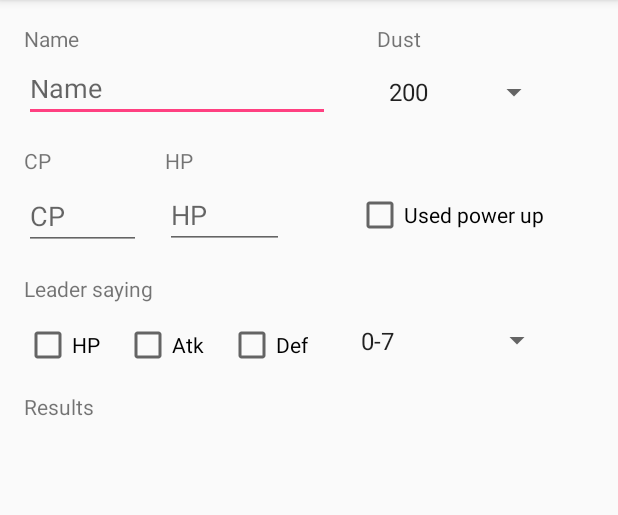
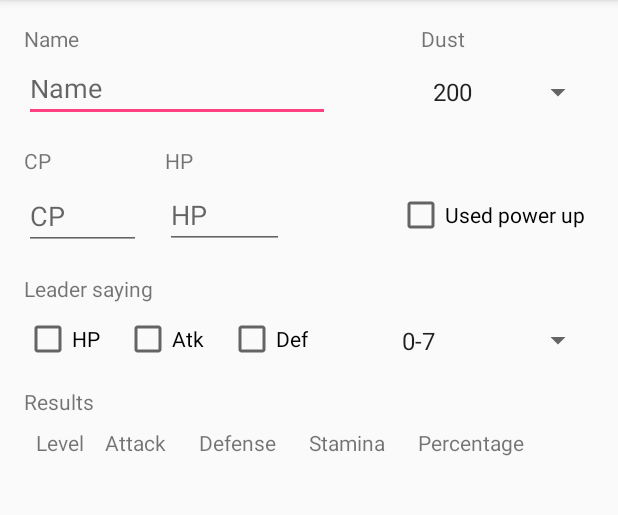
Before and after one commit to darthsuicune/PokemonGoIvCalc, an Android app: the screen it shows after launch (CalculatorActivity), on a phone screen of 412 x 824 dp, the part 84-599 px from its top. Run offline under Robolectric (Android 15) with nearby library versions, the phone set to English and light mode, and no system bars; our stand-ins replace Dagger/Hilt's generated code; network calls fail.

Commit message:
Fix acpm, test for powered up mon.

```diff
--- a/app/src/main/java/com/dlgdev/goivcalc/App.kt
+++ b/app/src/main/java/com/dlgdev/goivcalc/App.kt
@@ -9,6 +9,7 @@ import dagger.android.support.DaggerApplication
 class App : DaggerApplication(), HasActivityInjector {
     override fun applicationInjector(): AndroidInjector<out DaggerApplication> {
         return DaggerAppComponent.builder()
-                .monsModule(MonsModule(applicationContext)).build()
+                .monsModule(MonsModule(applicationContext))
+                .build()
     }
 }
--- a/app/src/main/java/com/dlgdev/goivcalc/dagger/CalculatorActivityModule.kt
+++ b/app/src/main/java/com/dlgdev/goivcalc/dagger/CalculatorActivityModule.kt
@@ -1,11 +1,22 @@
 package com.dlgdev.goivcalc.dagger
 
+import android.content.Context
+import android.support.v7.widget.LinearLayoutManager
+import android.support.v7.widget.RecyclerView
 import com.dlgdev.goivcalc.ui.CalculatorActivity
 import dagger.Module
+import dagger.Provides
 import dagger.android.ContributesAndroidInjector
 
 @Module
 abstract class CalculatorActivityModule {
-    @ContributesAndroidInjector
+    @ContributesAndroidInjector(modules = arrayOf(CalculatorActivitySubModule::class))
     abstract fun contributeInjector(): CalculatorActivity
 }
+
+@Module
+class CalculatorActivitySubModule {
+    @Provides fun provideResultsLayoutManager(context: Context): RecyclerView.LayoutManager {
+        return LinearLayoutManager(context, LinearLayoutManager.VERTICAL, false)
+    }
+}
--- a/app/src/main/java/com/dlgdev/goivcalc/models/CalcResults.kt
+++ b/app/src/main/java/com/dlgdev/goivcalc/models/CalcResults.kt
@@ -1,7 +1,8 @@
 package com.dlgdev.goivcalc.models
 
-class CalcResults(val level:Int, val stamina: Int, val attack: Int, val defense: Int) {
+class CalcResults(val level: Int, val stamina: Int, val attack: Int, val defense: Int,
+                  val usedPowerUp: Boolean) {
     override fun toString(): String {
-        return "level: $level, stamina: $stamina, attack: $attack, defense: $defense"
+        return "level: $level, stamina: $stamina, attack: $attack, defense: $defense, powered: $usedPowerUp"
     }
 }
--- a/app/src/main/java/com/dlgdev/goivcalc/models/Calculator.kt
+++ b/app/src/main/java/com/dlgdev/goivcalc/models/Calculator.kt
@@ -3,12 +3,12 @@ package com.dlgdev.goivcalc.models
 import javax.inject.Inject
 
 class Calculator @Inject constructor() {
-    var pokemon = Pokemon(0, 1, 1, 1)
+    var pokemon = Pokemon(0, 999, 999, 999)
     var usedPowerUp = false
     var hpIsMax = false
     var atkIsMax = false
     var defIsMax = false
-    var dust = 200
+    var dust = 0
     var cp = 10
     var hp = 10
     var maxValue = LeaderSayings.AVERAGE
@@ -28,13 +28,13 @@ class Calculator @Inject constructor() {
             minDef = maxValue.min
         }
 
-        for (level in 1..40) {
+        for (level in dustLevelRange()) {
             for (hp in minHp..maxValue.max) {
                 for (atk in minAtk..maxValue.max) {
                     (minDef..maxValue.max)
                             .filter { calcCp(level, hp, atk, it) == this.cp }
                             .filter { calcHp(level, hp) == this.hp }
-                            .mapTo(results) { CalcResults(level, hp, atk, it) }
+                            .mapTo(results) { CalcResults(level, hp, atk, it, usedPowerUp) }
 
                 }
             }
@@ -42,24 +42,50 @@ class Calculator @Inject constructor() {
         return results
     }
 
+    private fun dustLevelRange(): IntProgression {
+        when (dust) {
+            200 -> return 1..2
+            400 -> return 3..4
+            600 -> return 5..6
+            800 -> return 7..8
+            1000 -> return 9..10
+            1300 -> return 11..12
+            1600 -> return 13..14
+            1900 -> return 15..16
+            2200 -> return 17..18
+            2500 -> return 19..20
+            3000 -> return 21..22
+            3500 -> return 23..24
+            4000 -> return 25..26
+            4500 -> return 27..28
+            5000 -> return 29..30
+            6000 -> return 31..32
+            7000 -> return 33..34
+            8000 -> return 35..36
+            9000 -> return 37..38
+            10000 -> return 39..40
+            else -> return 1..40
+        }
+    }
+
     /**
      * https://www.reddit.com/r/TheSilphRoad/comments/4t7r4d/exact_pokemon_cp_formula/
      * Poke Assistant:
-     * CP = (Base atk + Atk IV) * (Base def + def iv)^0.5 * (Base stam + StamIV)^0.5 * Lvl(CPScalar)^2 / 10
+     * CP = (Base atk + Atk IV) * (Base def + def iv)^0.5 * (Base stam + StamIV)^0.5 * Lvl(CPMultiplier)^2 / 10
      */
     fun calcCp(level: Int, hp: Int, atk: Int, def: Int): Int {
-        val stamina = (pokemon.stamina + hp) * cpScalar(level)
-        val attack = (pokemon.attack + atk) * cpScalar(level)
-        val defense = (pokemon.defense + def) * cpScalar(level)
+        val stamina = (pokemon.stamina + hp) * cpMultiplier(level)
+        val attack = (pokemon.attack + atk) * cpMultiplier(level)
+        val defense = (pokemon.defense + def) * cpMultiplier(level)
         val result = attack * Math.pow(defense, 0.5) * Math.pow(stamina, 0.5) / 10
         return Math.max(10, Math.floor(result).toInt())
     }
 
     /**
-     * HP = (Base Stam + Stam IV) * Lvl(CPScalar)
+     * HP = (Base Stam + Stam IV) * Lvl(CPMultiplier)
      */
     fun calcHp(level: Int, hp: Int): Int {
-        val result = (pokemon.stamina + hp) * cpScalar(level)
+        val result = (pokemon.stamina + hp) * cpMultiplier(level)
         return Math.max(10, Math.floor(result).toInt())
     }
 
@@ -68,26 +94,30 @@ class Calculator @Inject constructor() {
      * https://www.reddit.com/r/pokemongodev/comments/4t1zty/how_cpmultiplier_and_additionalcpmultiplier_work/
      * https://www.reddit.com/r/pokemongodev/comments/4t7xb4/exact_cp_formula_from_stats_and_cpm_and_an_update/
      */
-    private fun cpScalar(level: Int): Double {
+    private fun cpMultiplier(level: Int): Double {
         val cp_multiplier = arrayOf(0.094, 0.16639787, 0.21573247, 0.25572005, 0.29024988,
-        0.3210876 , 0.34921268, 0.37523559, 0.39956728, 0.42250001,
+                0.3210876, 0.34921268, 0.37523559, 0.39956728, 0.42250001,
                 0.44310755, 0.46279839, 0.48168495, 0.49985844, 0.51739395,
                 0.53435433, 0.55079269, 0.56675452, 0.58227891, 0.59740001,
                 0.61215729, 0.62656713, 0.64065295, 0.65443563, 0.667934,
                 0.68116492, 0.69414365, 0.70688421, 0.71939909, 0.7317,
                 0.73776948, 0.74378943, 0.74976104, 0.75568551, 0.76156384,
                 0.76739717, 0.7731865, 0.77893275, 0.78463697, 0.79030001)
-        if(usedPowerUp) {
+        if (usedPowerUp) {
             val scalar = cp_multiplier[level - 1]
-            when (level) {
-                in 1..10 -> return scalar + 0.009426125469
-                in 11..20 -> return scalar + 0.008919025675
-                in 21..30 -> return scalar + 0.008924905903
-                in 31..40 -> return scalar + 0.00445946079
+            return Math.sqrt(Math.pow(scalar, 2.0) + acpm(level))
+        }
+        return cp_multiplier[level - 1]
     }
 
+    private fun acpm(level: Int): Double {
+        when (level) {
+            in 1..9 -> return 0.009426125469
+            in 10..19 -> return 0.008919025675
+            in 20..29 -> return 0.008924905903
+            in 30..40 -> return 0.00445946079
+            else -> return 0.0
         }
-        return cp_multiplier[level - 1]
     }
 
     enum class LeaderSayings(val min: Int, val max: Int) {
--- a/app/src/main/java/com/dlgdev/goivcalc/ui/CalculatorActivity.kt
+++ b/app/src/main/java/com/dlgdev/goivcalc/ui/CalculatorActivity.kt
@@ -1,6 +1,7 @@
 package com.dlgdev.goivcalc.ui
 
 import android.os.Bundle
+import android.support.v7.widget.RecyclerView
 import android.text.Editable
 import android.text.TextWatcher
 import android.view.View
@@ -16,6 +17,7 @@ class CalculatorActivity : DaggerAppCompatActivity() {
     @Inject lateinit var calc: Calculator
     @Inject lateinit var nameAdapter: PokemonNameAdapter
     @Inject lateinit var resultsAdapter: CalcResultsAdapter
+    @Inject lateinit var recyclerLayoutManager: RecyclerView.LayoutManager
 
     override fun onCreate(savedInstanceState: Bundle?) {
         super.onCreate(savedInstanceState)
@@ -33,6 +35,13 @@ class CalculatorActivity : DaggerAppCompatActivity() {
         setupAtkCheckBox()
         setupDefCheckBox()
         setupLeaderSayingView()
+
+        setupResultsView()
+    }
+
+    private fun setupResultsView() {
+        results_view.adapter = resultsAdapter
+        results_view.layoutManager = recyclerLayoutManager
     }
 
     private fun setupNameView() {
--- a/app/src/main/res/layout/activity_calculator.xml
+++ b/app/src/main/res/layout/activity_calculator.xml
@@ -11,11 +11,11 @@
         android:id="@+id/dust_view"
         android:layout_width="115dp"
         android:layout_height="36dp"
-        android:layout_marginStart="31dp"
         android:entries="@array/dust"
-        app:layout_constraintStart_toEndOf="@+id/name_view"
         android:layout_marginTop="8dp"
-        app:layout_constraintTop_toBottomOf="@+id/dust_label"/>
+        app:layout_constraintTop_toBottomOf="@+id/dust_label"
+        app:layout_constraintEnd_toEndOf="parent"
+        android:layout_marginEnd="16dp"/>
 
     <android.support.v7.widget.AppCompatAutoCompleteTextView
         android:id="@+id/name_view"
@@ -32,7 +32,7 @@
         android:layout_height="wrap_content"
         android:checked="false"
         android:text="@string/hp_check_box"
-        android:layout_marginTop="12dp"
+        android:layout_marginTop="8dp"
         app:layout_constraintTop_toBottomOf="@+id/leader_saying"
         app:layout_constraintStart_toStartOf="@+id/leader_saying"
         />
@@ -45,7 +45,7 @@
         android:text="@string/att_check_box"
         app:layout_constraintStart_toEndOf="@+id/hp_check_box"
         app:layout_constraintTop_toTopOf="@+id/hp_check_box"
-        />
+        android:layout_marginTop="0dp"/>
 
     <CheckBox
         android:id="@+id/def_check_box"
@@ -63,10 +63,10 @@
         android:layout_height="26dp"
         android:entries="@array/iv_leader_sayings"
         android:spinnerMode="dropdown"
-        app:layout_constraintStart_toEndOf="@+id/def_check_box"
-        android:layout_marginStart="27dp"
         android:layout_marginTop="12dp"
-        app:layout_constraintTop_toBottomOf="@+id/leader_saying"/>
+        app:layout_constraintTop_toBottomOf="@+id/leader_saying"
+        app:layout_constraintEnd_toEndOf="@+id/power_up_check_box"
+        android:layout_marginEnd="0dp"/>
 
     <TextView
         android:id="@+id/results_label"
@@ -75,7 +75,7 @@
         android:text="@string/results_label"
         android:labelFor="@+id/results_view"
         app:layout_constraintStart_toStartOf="@+id/name_view"
-        android:layout_marginTop="15dp"
+        android:layout_marginTop="16dp"
         app:layout_constraintTop_toBottomOf="@+id/hp_check_box"
         />
 
@@ -83,10 +83,10 @@
         android:id="@+id/results_view"
         android:layout_width="347dp"
         android:layout_height="171dp"
-        android:layout_marginTop="16dp"
-        app:layout_constraintTop_toBottomOf="@+id/results_label"
+        app:layout_constraintTop_toBottomOf="@+id/estimated_level"
         app:layout_constraintStart_toStartOf="@+id/name_view"
-        />
+        android:layout_marginTop="8dp"
+        android:layout_marginStart="0dp"/>
 
     <EditText
         android:id="@+id/cp_view"
@@ -109,18 +109,17 @@
         android:hint="@string/hp_check_box"
         android:inputType="textPersonName"
         app:layout_constraintStart_toEndOf="@+id/cp_view"
-        app:layout_constraintTop_toTopOf="@+id/cp_view"
-        />
+        android:layout_marginTop="8dp"
+        app:layout_constraintTop_toBottomOf="@+id/hp_label"/>
 
     <CheckBox
         android:id="@+id/power_up_check_box"
         android:layout_width="131dp"
         android:layout_height="37dp"
-        android:layout_marginStart="48dp"
         android:text="@string/power_up"
-        app:layout_constraintStart_toEndOf="@+id/hp_view"
         app:layout_constraintTop_toTopOf="@+id/hp_view"
-        />
+        app:layout_constraintEnd_toEndOf="@+id/dust_view"
+        android:layout_marginEnd="0dp"/>
 
     <TextView
         android:id="@+id/name_label"
@@ -140,7 +139,8 @@
         android:labelFor="@+id/dust_view"
         android:text="@string/dust_label"
         app:layout_constraintStart_toStartOf="@+id/dust_view"
-        app:layout_constraintTop_toTopOf="@+id/name_label"/>
+        app:layout_constraintTop_toTopOf="parent"
+        android:layout_marginTop="16dp"/>
 
     <TextView
         android:id="@+id/cp_label"
@@ -171,4 +171,58 @@
         app:layout_constraintStart_toStartOf="@+id/cp_view"
         />
 
+    <TextView
+        android:id="@+id/estimated_level"
+        android:layout_width="wrap_content"
+        android:layout_height="wrap_content"
+        android:text="Level"
+        app:layout_constraintStart_toStartOf="@+id/results_label"
+        app:layout_constraintTop_toBottomOf="@+id/results_label"
+        android:layout_marginTop="8dp"
+        android:layout_marginStart="8dp"/>
+
+    <TextView
+        android:id="@+id/estimated_attack"
+        android:layout_width="wrap_content"
+        android:layout_height="wrap_content"
+        android:layout_marginEnd="8dp"
+        android:layout_marginStart="8dp"
+        android:text="Attack"
+        app:layout_constraintEnd_toStartOf="@+id/estimated_defense"
+        app:layout_constraintStart_toEndOf="@+id/estimated_level"
+        app:layout_constraintTop_toTopOf="@+id/estimated_level"/>
+
+    <TextView
+        android:id="@+id/estimated_defense"
+        android:layout_width="wrap_content"
+        android:layout_height="wrap_content"
+        android:layout_marginEnd="8dp"
+        android:layout_marginStart="8dp"
+        android:text="Defense"
+        app:layout_constraintEnd_toStartOf="@+id/estimated_stamina"
+        app:layout_constraintStart_toEndOf="@+id/estimated_attack"
+        app:layout_constraintTop_toTopOf="@+id/estimated_attack"/>
+
+    <TextView
+        android:id="@+id/estimated_stamina"
+        android:layout_width="wrap_content"
+        android:layout_height="wrap_content"
+        android:layout_marginEnd="8dp"
+        android:layout_marginStart="8dp"
+        android:text="Stamina"
+        app:layout_constraintEnd_toStartOf="@+id/estimated_percentage"
+        app:layout_constraintStart_toEndOf="@+id/estimated_defense"
+        app:layout_constraintTop_toTopOf="@+id/estimated_defense"/>
+
+    <TextView
+        android:id="@+id/estimated_percentage"
+        android:layout_width="wrap_content"
+        android:layout_height="wrap_content"
+        android:layout_marginStart="8dp"
+        android:text="Percentage"
+        app:layout_constraintStart_toEndOf="@+id/estimated_stamina"
+        app:layout_constraintTop_toTopOf="@+id/estimated_stamina"
+        app:layout_constraintEnd_toEndOf="@+id/results_view"
+        android:layout_marginEnd="8dp"/>
+
 </android.support.constraint.ConstraintLayout>
```
Also changed, not shown: app/src/main/java/com/dlgdev/goivcalc/ui/CalcResultsViewHolder.kt (+16 -2 lines), app/src/main/res/layout/calc_results_view_holder.xml (+65 -9 lines), 1 other file. Lines whose indentation alone changed are shown as unchanged.
